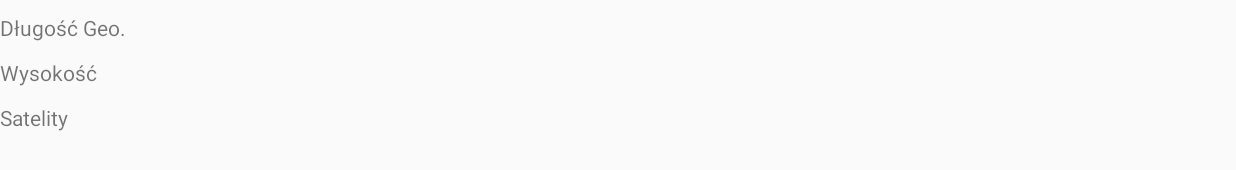
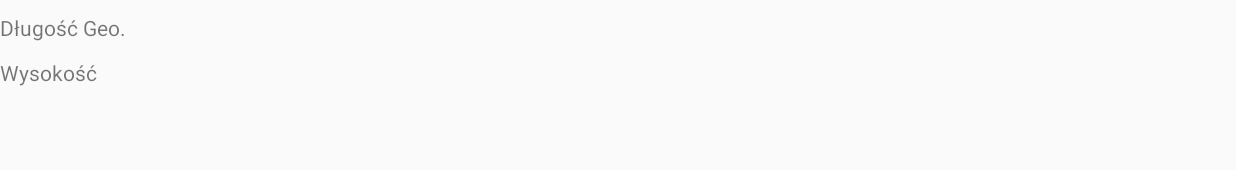
Before and after one commit to przemek29/GeoDron, an Android app: the MainActivity screen opened directly, with no data from a screen before it, on a phone screen of 824 x 412 dp (held sideways). Shown: the part 224-394 px from the top of the screen. Run offline under Robolectric (Android 15) with nearby library versions, the phone set to English and light mode, and no system bars; libraries missing offline, so code that uses them is left out: dji.common.error, dji.common.flightcontroller, dji.common.mission, dji.common.model, dji.common.util and 6 more; 5 statements that could not run were skipped.

Commit message:
Usuniecie danych z satelitow

```diff
--- a/GEODemo/app/src/main/java/com/dji/geodemo/MainActivity.java
+++ b/GEODemo/app/src/main/java/com/dji/geodemo/MainActivity.java
@@ -1,4 +1,5 @@
 package com.dji.geodemo;
+
 
 import android.Manifest;
 import android.app.AlertDialog;
@@ -44,6 +45,7 @@ import java.util.ArrayList;
 import java.util.List;
 
 import dji.common.error.DJIError;
+import dji.common.error.DJIRemoteControllerError;
 import dji.common.flightcontroller.FlightControllerState;
 import dji.common.flightcontroller.UserAccountState;
 import dji.common.flightcontroller.LocationCoordinate3D;
@@ -73,6 +75,8 @@ public class MainActivity extends FragmentActivity implements View.OnClickListen
     private ArrayList<Integer> unlockableIds = new ArrayList<Integer>();
 
     protected TextView mConnectStatusTextView;
+
+
     /*private Button btnLogin;
     private Button btnLogout;
     private Button btnUnlock;
@@ -92,7 +96,7 @@ public class MainActivity extends FragmentActivity implements View.OnClickListen
     private LatLng latLng;
     private double droneLocationLat = 181, droneLocationLng = 181;
     float droneLocationAlt = 0;
-    int satelliteCount = 0;
+
     private ArrayList<Integer> unlockFlyZoneIds = new ArrayList<Integer>();
     private final int limitFillColor = Color.HSVToColor(120, new float[] {0, 1, 1});
     private final int limitCanUnlimitFillColor = Color.argb(40, 0xFF, 0xFF, 0x00);
@@ -446,7 +450,7 @@ public class MainActivity extends FragmentActivity implements View.OnClickListen
                     //Create MarkerOptions object
                     final MarkerOptions markerOptions = new MarkerOptions();
                     markerOptions.position(latLng);
-                    markerOptions.icon(BitmapDescriptorFactory.fromResource(R.drawable.dron));
+                    markerOptions.icon(BitmapDescriptorFactory.fromResource(R.drawable.dron_gif));
                     marker = mMap.addMarker(markerOptions);
                 }
                 mMap.moveCamera(CameraUpdateFactory.newLatLng(latLng));
@@ -547,7 +551,7 @@ public class MainActivity extends FragmentActivity implements View.OnClickListen
                         droneLocationLat = djiFlightControllerCurrentState.getAircraftLocation().getLatitude();
                         droneLocationLng = djiFlightControllerCurrentState.getAircraftLocation().getLongitude();
                         droneLocationAlt = djiFlightControllerCurrentState.getAircraftLocation().getAltitude();
-                        satelliteCount   = djiFlightControllerCurrentState.getSatelliteCount();
+
                         updateDroneLocation();
                     }
                 }
@@ -576,25 +580,25 @@ public class MainActivity extends FragmentActivity implements View.OnClickListen
                         //Create MarkerOptions object
                         final MarkerOptions markerOptions = new MarkerOptions();
                         markerOptions.position(pos);
-                        markerOptions.icon(BitmapDescriptorFactory.fromResource(R.drawable.dron));
+                        markerOptions.icon(BitmapDescriptorFactory.fromResource(R.drawable.dron_gif));
 
                         /*Przy pierwszym uruchomieniu odśwież mapę*/
-                        if(pierwszeUruchomienie)
-                        {
+                        //if(pierwszeUruchomienie)
+                        //{
                             marker = mMap.addMarker(markerOptions);
 
 
                             latLng = new LatLng(DataOsdGetPushCommon.getInstance().getLatitude(),
                             DataOsdGetPushCommon.getInstance().getLongitude());
-                            pierwszeUruchomienie = false;
-                        }
+                            //pierwszeUruchomienie = false;
+                        //}
 
 
                     //Instancje pol tekstowych rzutowane po nazwie
                     TextView szerGeo = (TextView) findViewById(R.id.textView_latitude);
                     TextView dlGeo = (TextView) findViewById(R.id.textView_longtitude);
                     TextView wys = (TextView) findViewById(R.id.textView_altitude);
-                    TextView sat = (TextView) findViewById(R.id.textViewSatelity);
+
 
                     //TextView wys = (TextView)findViewById(R.id.textView_altitude);
 
@@ -603,6 +607,7 @@ public class MainActivity extends FragmentActivity implements View.OnClickListen
                     szerGeo.setText(String.valueOf(deg2dms(latLng.latitude)));
                     dlGeo.setText(String.valueOf(deg2dms(latLng.longitude)));
                     wys.setText(String.valueOf( droneLocationAlt));
+
 
                         runUdpClient(latLng.latitude, latLng.longitude, droneLocationAlt);
 
@@ -707,7 +712,7 @@ public class MainActivity extends FragmentActivity implements View.OnClickListen
                     //Create MarkerOptions object
                     final MarkerOptions markerOptions = new MarkerOptions();
                     markerOptions.position(latLng);
-                    markerOptions.icon(BitmapDescriptorFactory.fromResource(R.drawable.dron));
+                    markerOptions.icon(BitmapDescriptorFactory.fromResource(R.drawable.dron_gif));
 
                     marker = mMap.addMarker(markerOptions);
                 }
--- a/GEODemo/app/src/main/res/layout/activity_main.xml
+++ b/GEODemo/app/src/main/res/layout/activity_main.xml
@@ -116,14 +116,6 @@
                 android:textColor="@android:color/black" />
         </ScrollView>
 
-        <TextView
-            android:id="@+id/textViewSatelity"
-            android:layout_width="wrap_content"
-            android:layout_height="wrap_content"
-            android:layout_alignEnd="@+id/scrollView2"
-            android:layout_alignParentStart="true"
-            android:layout_below="@+id/scrollView2"
-            android:text="Satelity" />
     </RelativeLayout>
 
     <Button
```
